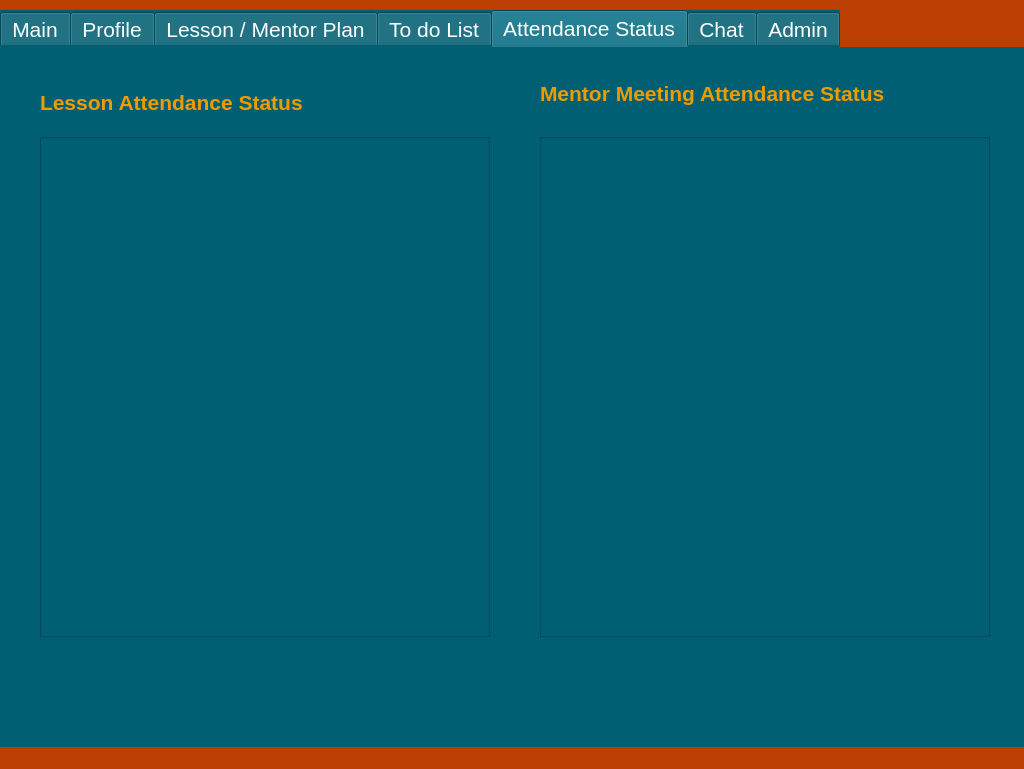
Qt form Teacher_UI/teacher.ui (otufan/school-management-system) before a commit.
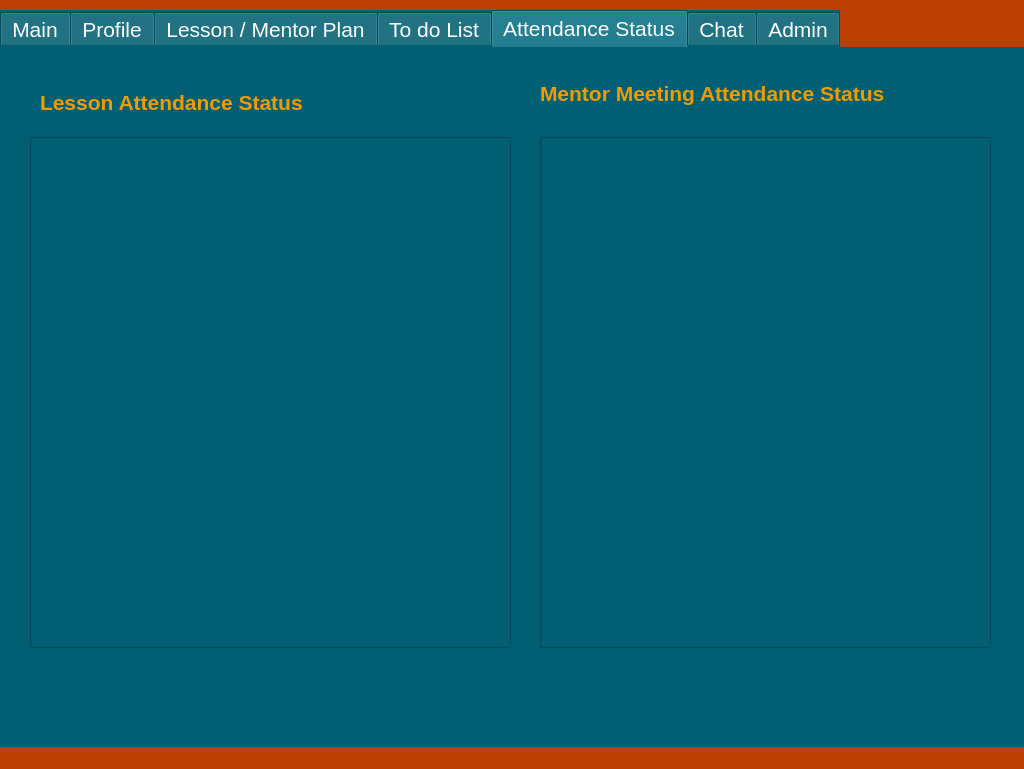
The same form after that commit. The open tabs and pages were chosen to show the change.

Commit message: lesson/ mentor attendance

Diff of the .ui file:
```diff
--- a/Teacher_UI/teacher.ui
+++ b/Teacher_UI/teacher.ui
@@ -941,25 +941,6 @@
        <string>Lesson Attendance Status</string>
       </property>
      </widget>
-     <widget class="QTextEdit" name="teacher_attendance_lesson_list">
-      <property name="geometry">
-       <rect>
-        <x>40</x>
-        <y>90</y>
-        <width>450</width>
-        <height>500</height>
-       </rect>
-      </property>
-      <property name="minimumSize">
-       <size>
-        <width>450</width>
-        <height>500</height>
-       </size>
-      </property>
-      <property name="styleSheet">
-       <string notr="true">color: rgb(238, 155, 0);</string>
-      </property>
-     </widget>
      <widget class="QLabel" name="label_mentor_status">
       <property name="geometry">
        <rect>
@@ -995,24 +976,25 @@
        <string>Mentor Meeting Attendance Status</string>
       </property>
      </widget>
-     <widget class="QTextEdit" name="teacher_attendance_mentor_list">
+     <widget class="QTableWidget" name="teacher_attendance_lesson">
+      <property name="geometry">
+       <rect>
+        <x>30</x>
+        <y>90</y>
+        <width>481</width>
+        <height>511</height>
+       </rect>
+      </property>
+     </widget>
+     <widget class="QTableWidget" name="teacher_attendance_mentor">
       <property name="geometry">
        <rect>
         <x>540</x>
         <y>90</y>
-        <width>450</width>
-        <height>500</height>
+        <width>451</width>
+        <height>511</height>
        </rect>
       </property>
-      <property name="minimumSize">
-       <size>
-        <width>450</width>
-        <height>500</height>
-       </size>
-      </property>
-      <property name="styleSheet">
-       <string notr="true">color: rgb(238, 155, 0);</string>
-      </property>
      </widget>
     </widget>
     <widget class="QWidget" name="student_dance">
```
Left out of the diff: 8 changed lines with no effect on the pictures. The commit also changes 9 other files.
